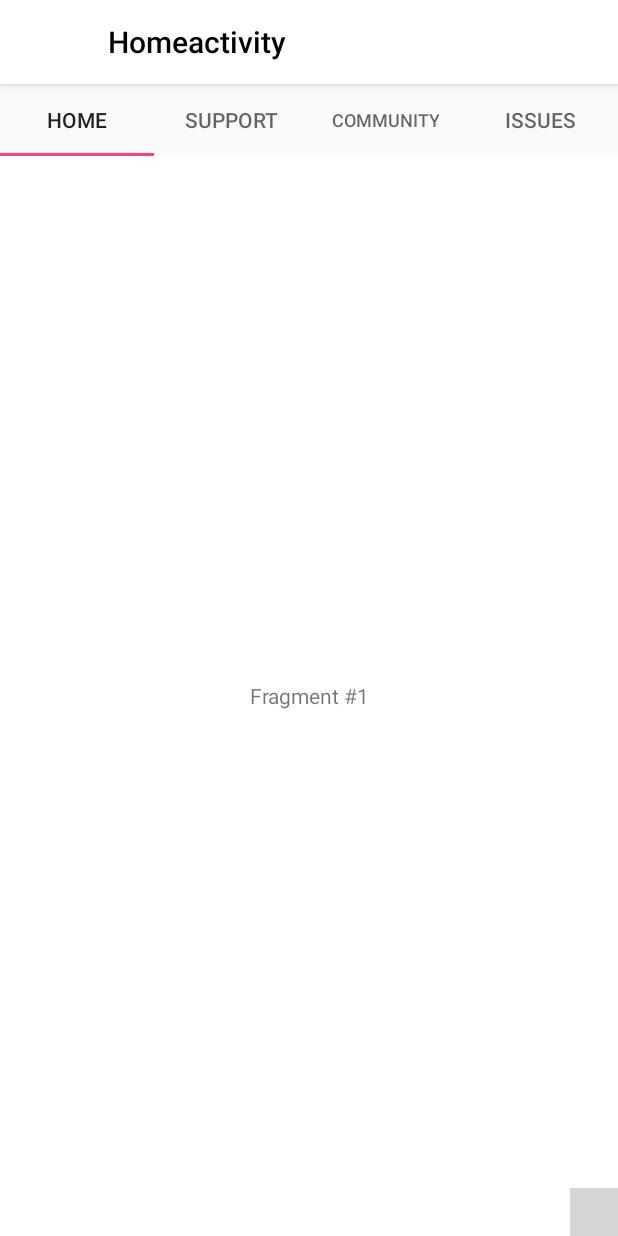
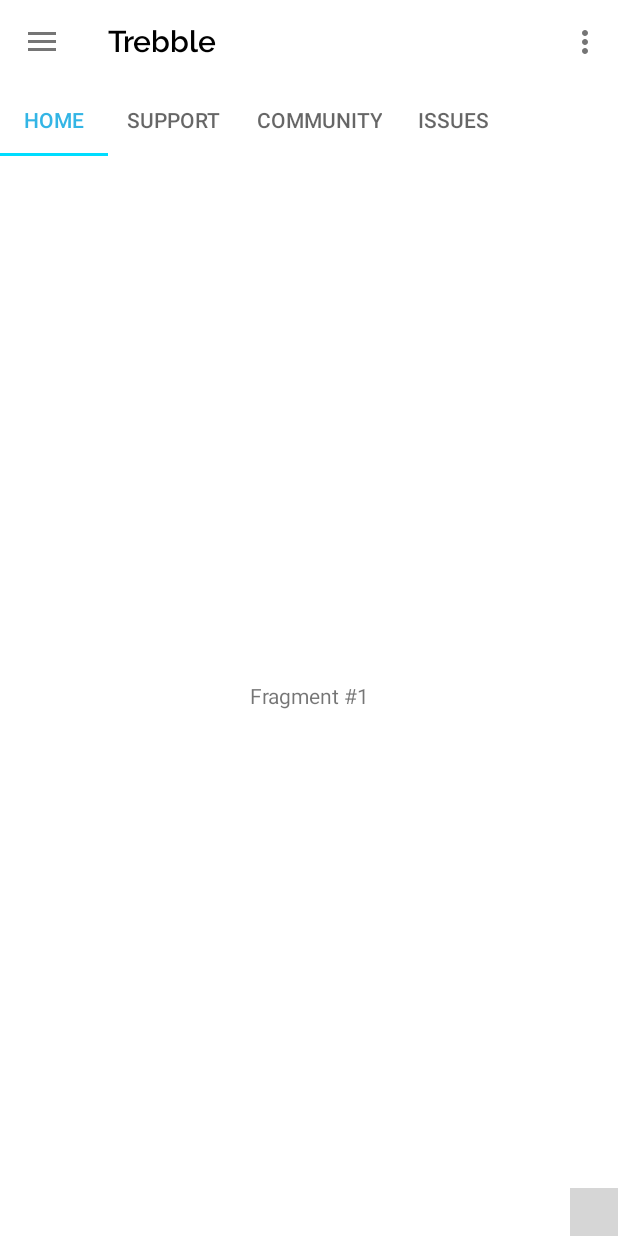
Before and after one commit to NarnePranay/Trebble, an Android app: the screen it shows after launch (Homeactivity), on a phone screen of 412 x 824 dp. Run offline under Robolectric (Android 15) with nearby library versions, the phone set to English and light mode, and no system bars; libraries missing offline, so code that uses them is left out: com.leinardi.android; plain views replace SpeedDialView; 6 statements that could not run were skipped; grey boxes are pictures that could not be loaded.

Commit message:
Commit 1

```diff
--- a/app/build.gradle
+++ b/app/build.gradle
@@ -27,7 +27,8 @@ dependencies {
     implementation 'com.android.support:design:27.1.1'
     implementation 'com.google.firebase:firebase-database:11.8.0'
 
-    implementation "com.leinardi.android:speed-dial:1.0.2"                                          //FAB
+    implementation "com.leinardi.android:speed-dial:1.0.2"
+    //FAB
 
     testImplementation 'junit:junit:4.12'
     androidTestImplementation 'com.android.support.test:runner:1.0.2'
--- a/app/src/main/AndroidManifest.xml
+++ b/app/src/main/AndroidManifest.xml
@@ -11,17 +11,19 @@
         android:roundIcon="@mipmap/ic_launcher_round"
         android:supportsRtl="true"
         android:theme="@style/AppTheme">
-        <activity android:name=".MainActivity">
-        </activity>
+        <activity android:name=".MainActivity"></activity>
         <activity
             android:name=".Homeactivity"
             android:label="@string/title_activity_homeactivity"
             android:theme="@style/AppTheme.NoActionBar">
+
             <intent-filter>
                 <action android:name="android.intent.action.MAIN" />
 
                 <category android:name="android.intent.category.LAUNCHER" />
             </intent-filter>
+
+
         </activity>
     </application>
 
--- a/app/src/main/java/com/example/half_bloodprince/trebble/Homeactivity.java
+++ b/app/src/main/java/com/example/half_bloodprince/trebble/Homeactivity.java
@@ -37,6 +37,7 @@ public class Homeactivity extends AppCompatActivity
         super.onCreate(savedInstanceState);
         setContentView(R.layout.activity_homeactivity);
         Toolbar toolbar = (Toolbar) findViewById(R.id.toolbar);
+        toolbar.setTitle("Trebble");
         setSupportActionBar(toolbar);
 
 
--- a/app/src/main/res/layout/app_bar_homeactivity.xml
+++ b/app/src/main/res/layout/app_bar_homeactivity.xml
@@ -9,7 +9,9 @@
     <android.support.design.widget.AppBarLayout
         android:layout_width="match_parent"
         android:layout_height="wrap_content"
-        android:theme="@style/AppTheme.AppBarOverlay">
+        android:theme="@style/ToolbarTheme"
+        app:elevation="0dp"
+        >
 
         <android.support.v7.widget.Toolbar
             android:id="@+id/toolbar"
@@ -18,7 +20,8 @@
             android:background="?attr/colorPrimary"
             app:titleTextColor="@android:color/black"
             app:popupTheme="@style/AppTheme.PopupOverlay"
-            android:elevation="0dp"/>
+
+            />
 
     </android.support.design.widget.AppBarLayout>
 
@@ -29,7 +32,7 @@
         android:layout_width="wrap_content"
         android:layout_height="wrap_content"
         android:layout_gravity="bottom|end"
-        app:sdMainFabClosedSrc="@android:drawable/ic_dialog_email" />
+        app:sdMainFabClosedSrc="@android:drawable/ic_dialog_info" />
 
 
 
--- a/app/src/main/res/layout/content_homeactivity.xml
+++ b/app/src/main/res/layout/content_homeactivity.xml
@@ -22,7 +22,12 @@
             android:layout_height="wrap_content"
             app:tabMaxWidth="0dp"
             app:tabGravity="fill"
-            app:tabMode="fixed" />
+            app:tabMode="scrollable"
+            android:background="#FFFFFF"
+            app:tabSelectedTextColor="@android:color/holo_blue_light"
+            app:tabIndicatorColor="@android:color/holo_blue_bright"
+
+            />
 
         <android.support.v4.view.ViewPager
             android:id="@+id/viewpager"
--- /dev/null
+++ b/app/src/main/res/values-v16/styles.xml
@@ -0,0 +1,8 @@
+<?xml version="1.0" encoding="utf-8"?>
+<resources>
+
+    <style name="ToolbarTheme" parent="ThemeOverlay.AppCompat.Light">
+        <item name="android:fontFamily">@font/ralewaysemibold</item>
+
+    </style>
+</resources>
--- a/app/src/main/res/values/colors.xml
+++ b/app/src/main/res/values/colors.xml
@@ -2,5 +2,5 @@
 <resources>
     <color name="colorPrimary">#FFFFFF</color>
     <color name="colorPrimaryDark">#000000</color>
-    <color name="colorAccent">#FF4081</color>
+    <color name="colorAccent">@android:color/holo_blue_bright</color>
 </resources>
--- a/app/src/main/res/values/strings.xml
+++ b/app/src/main/res/values/strings.xml
@@ -7,4 +7,8 @@
     <string name="nav_header_subtitle">android.studio@android.com</string>
     <string name="nav_header_desc">Navigation header</string>
     <string name="action_settings">Settings</string>
+    <string name="title_activity_community">COMMUNITY</string>
+
+    <!-- TODO: Remove or change this placeholder text -->
+    <string name="hello_blank_fragment">Hello blank fragment</string>
 </resources>
--- a/app/src/main/res/values/styles.xml
+++ b/app/src/main/res/values/styles.xml
@@ -15,6 +15,13 @@
 
     <style name="AppTheme.AppBarOverlay" parent="ThemeOverlay.AppCompat.Dark.ActionBar" />
 
-    <style name="AppTheme.PopupOverlay" parent="ThemeOverlay.AppCompat.Light" />
+    <style name="AppTheme.PopupOverlay" parent="ThemeOverlay.AppCompat.Light" >
+
+    </style>
+
+    <style name="ToolbarTheme" parent="ThemeOverlay.AppCompat.Light">
+        <item name="android:fontFamily">@font/ralewaylight</item>
+
+    </style>
 
 </resources>
```
Also changed, not shown: app/src/main/java/com/example/half_bloodprince/trebble/Fragments/SupportFragment.java (added, +30 -0 lines), app/src/main/res/layout/fragment_support.xml (added, +27 -0 lines), app/src/main/res/font/ralewayextrabold.ttf (added), app/src/main/res/font/ralewaylight.ttf (added), app/src/main/res/font/ralewaymedium.ttf (added), app/src/main/res/font/ralewaysemibold.ttf (added).
